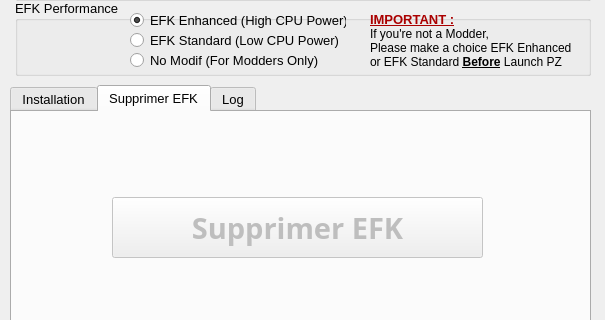
The window that principale.ui (ChristopheTdn/EFK-Launcher) describes before a commit, drawn with Qt 5; both pictures show x 0 to 605 and y 300 to 620 of the 605 by 760 pixel window.
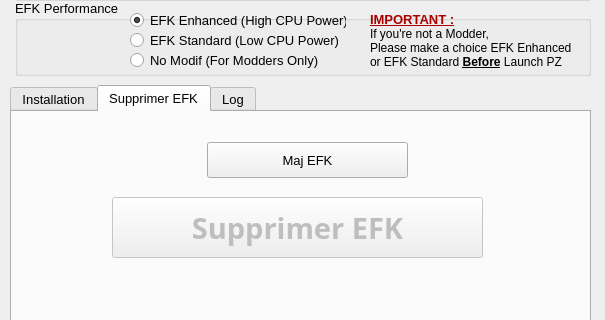
The same window after the commit. The open tabs and pages were chosen to show the change. Icons and pictures are not drawn.

What changed in the file:
```diff
--- a/principale.ui
+++ b/principale.ui
@@ -268,6 +268,22 @@
        </size>
       </property>
      </widget>
+     <widget class="QPushButton" name="pushButton_MajEFK">
+      <property name="enabled">
+       <bool>true</bool>
+      </property>
+      <property name="geometry">
+       <rect>
+        <x>195</x>
+        <y>30</y>
+        <width>201</width>
+        <height>36</height>
+       </rect>
+      </property>
+      <property name="text">
+       <string>Maj EFK</string>
+      </property>
+     </widget>
     </widget>
     <widget class="QWidget" name="tab_Log">
      <attribute name="title">
```
Left out of the diff: 18 changed lines with no effect on the pictures.
